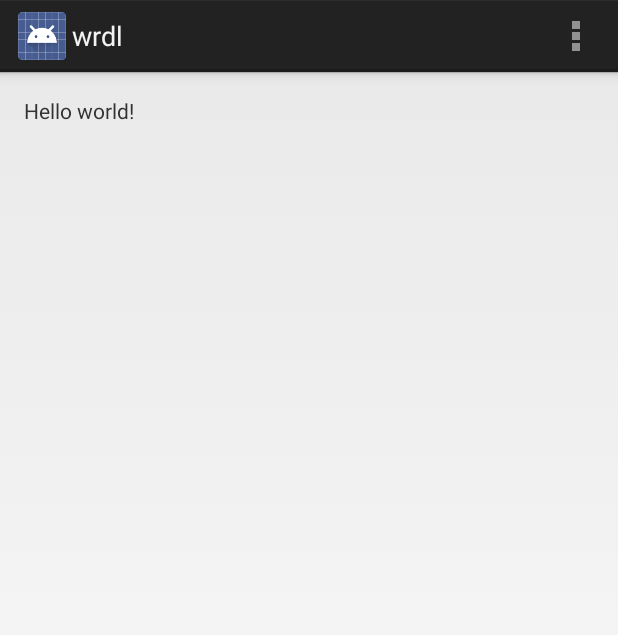
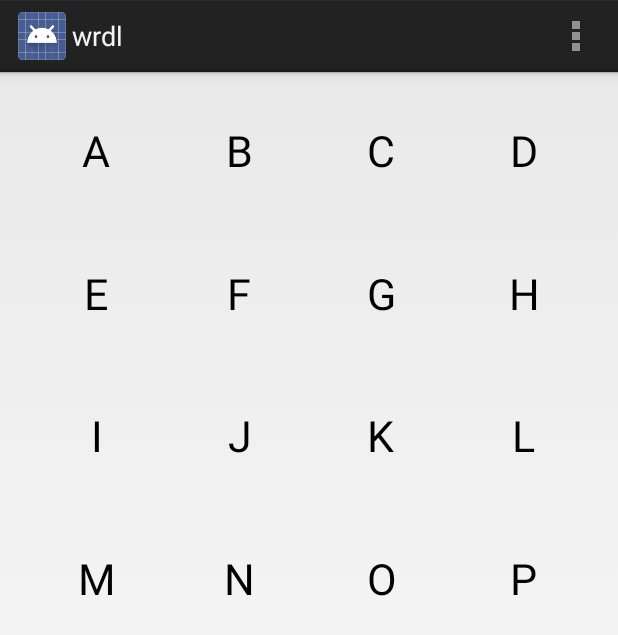
Before and after one commit to mntnorv/wrdl, an Android app: the screen it shows after launch (GameActivity), on a phone screen of 412 x 824 dp. Shown: the top 635 px of the screen. Run offline under Robolectric (Android 15) with nearby library versions, the phone set to English and light mode, and no system bars.

Commit message:
Added a simple TileGridView

```diff
--- /dev/null
+++ b/wrdl/src/main/java/com/mntnorv/wrdl/TileGridView.java
@@ -0,0 +1,79 @@
+package com.mntnorv.wrdl;
+
+import android.content.Context;
+import android.graphics.Canvas;
+import android.graphics.Paint;
+import android.graphics.Rect;
+import android.util.AttributeSet;
+import android.view.View;
+
+public class TileGridView extends View {
+
+    private Paint mTextPaint;
+    private float[] mTextXOffsets;
+    private float[] mTextYOffsets;
+    private String[] mTileStrings;
+
+    private int sizeInTiles;
+
+    public TileGridView(Context context) {
+        super(context);
+        init();
+    }
+
+    public TileGridView(Context context, AttributeSet attrs) {
+        super(context, attrs);
+        init();
+    }
+
+    public TileGridView(Context context, AttributeSet attrs, int defStyleAttr) {
+        super(context, attrs, defStyleAttr);
+        init();
+    }
+
+    private void init() {
+        mTileStrings = new String[] {"A", "B", "C", "D", "E", "F", "G", "H", "I", "J", "K", "L", "M", "N", "O", "P"};
+
+        mTextPaint = new Paint(Paint.ANTI_ALIAS_FLAG);
+        mTextPaint.setColor(0xFF000000);
+        mTextPaint.setTextSize(12);
+
+        sizeInTiles = (int) Math.sqrt(mTileStrings.length);
+    }
+
+    @Override
+    protected void onSizeChanged(int w, int h, int oldw, int oldh) {
+        int newSize = w > h ? h : w;
+        super.onSizeChanged(newSize, newSize, oldw, oldh);
+
+        float tileSize = newSize / (sizeInTiles * 1.0f);
+        mTextPaint.setTextSize(tileSize * 0.3f);
+
+        mTextXOffsets = new float[mTileStrings.length];
+        mTextYOffsets = new float[mTileStrings.length];
+
+        Rect textBounds = new Rect();
+        for (int i = 0; i < mTileStrings.length; i++) {
+            mTextPaint.getTextBounds(mTileStrings[i], 0, mTileStrings[i].length(), textBounds);
+            mTextXOffsets[i] = tileSize * (i % sizeInTiles) + (tileSize - textBounds.right) / 2;
+            mTextYOffsets[i] = tileSize * (i / sizeInTiles) + (tileSize / 2);
+        }
+    }
+
+    @Override
+    protected void onMeasure(int widthMeasureSpec, int heightMeasureSpec) {
+        int width = MeasureSpec.getSize(widthMeasureSpec);
+        int height = MeasureSpec.getSize(heightMeasureSpec);
+        int measureSpec = width > height ? heightMeasureSpec : widthMeasureSpec;
+        super.onMeasure(measureSpec, measureSpec);
+    }
+
+    @Override
+    protected void onDraw(Canvas canvas) {
+        super.onDraw(canvas);
+
+        for (int i = 0; i < mTileStrings.length; i++) {
+            canvas.drawText(mTileStrings[i], mTextXOffsets[i], mTextYOffsets[i], mTextPaint);
+        }
+    }
+}
--- a/wrdl/src/main/res/layout/fragment_game.xml
+++ b/wrdl/src/main/res/layout/fragment_game.xml
@@ -8,9 +8,8 @@
     android:paddingBottom="@dimen/activity_vertical_margin"
     tools:context="com.mntnorv.wrdl.GameActivity$PlaceholderFragment">
 
-    <TextView
-        android:text="@string/hello_world"
-        android:layout_width="wrap_content"
-        android:layout_height="wrap_content" />
+    <com.mntnorv.wrdl.TileGridView
+        android:layout_width="match_parent"
+        android:layout_height="match_parent" />
 
 </RelativeLayout>
```
